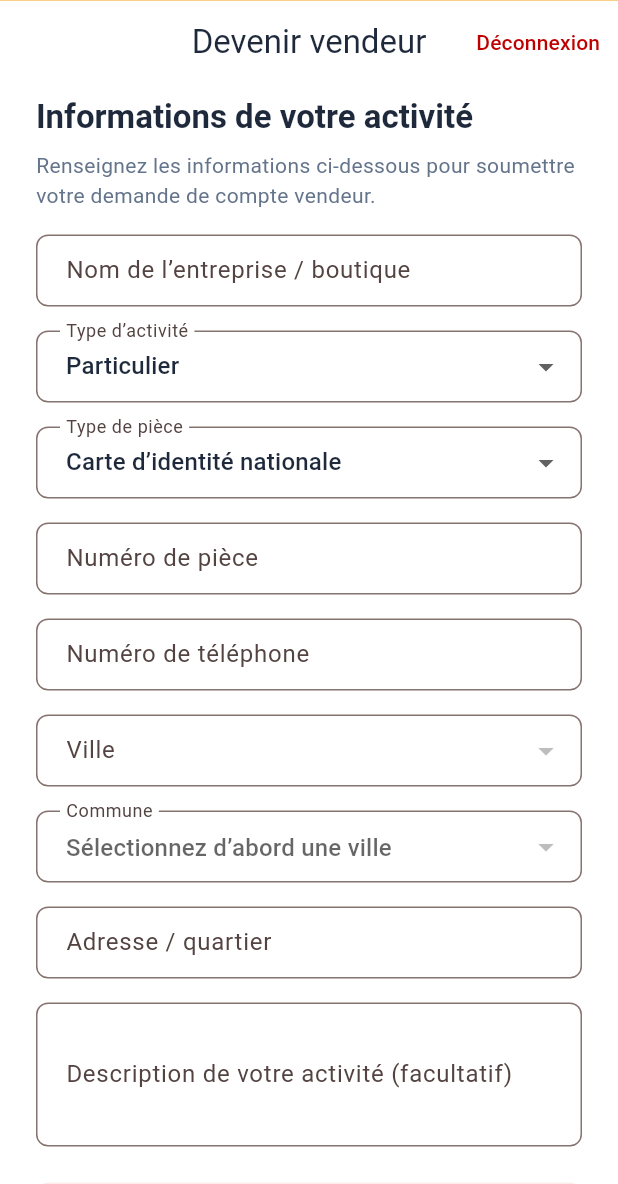
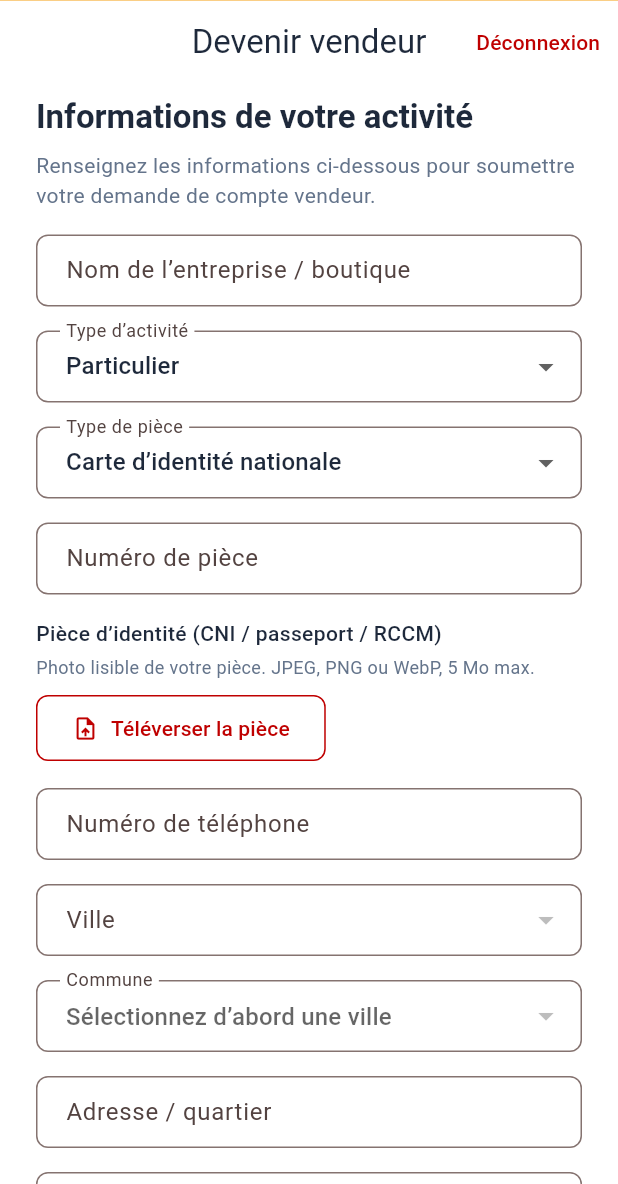
Before and after one commit to ipanga/teka-rdc, a Flutter app: the SellerApplicationScreen screen opened by its route, on a phone screen of 412 x 824 dp, the part 52-1236 px from its top. Run offline on Flutter 3.47's test engine with Material 3 defaults, Android fonts, the phone set to English and light mode, and no system bars; our stand-ins replace cached_network_image, connectivity_plus, dio, firebase_core, firebase_messaging, flutter_image_compress and 8 more; missing offline and left inert: posthog_flutter; accounts and stored records are empty; network calls fail.

Commit message:
feat(seller-mobile): KYC document upload on the application (P2c)
Initiative #1 Phase 2 (KYC) sub-PR P2c — mirrors seller-web P2b (#315).

- Repository: uploadDocument(File) — compress (image_compress) → multipart
  `document` → POST /v1/sellers/documents → returns the Cloudinary public_id;
  apply() now requires idDocumentCloudinaryId; SellerApplication model parses
  it for prefill.
- Screen: an image_picker document control after the ID number (upload / "✓ —
  Remplacer" / error states), blocks submit until a document is attached (and
  while uploading), passes idDocumentCloudinaryId to apply, and prefills the
  prior document on a REJECTED resubmit.

flutter analyze clean on all touched files; tests green.

Co-Authored-By: Claude Opus 4.8 (1M context) <noreply@anthropic.com>

```diff
--- a/apps/seller-mobile/lib/features/seller_application/presentation/screens/seller_application_screen.dart
+++ b/apps/seller-mobile/lib/features/seller_application/presentation/screens/seller_application_screen.dart
@@ -1,7 +1,10 @@
+import 'dart:io';
+
 import 'package:dio/dio.dart';
 import 'package:flutter/material.dart';
 import 'package:flutter_riverpod/flutter_riverpod.dart';
 import 'package:go_router/go_router.dart';
+import 'package:image_picker/image_picker.dart';
 import '../../../../core/theme/teka_colors.dart';
 import '../../../../core/utils/phone.dart';
 import '../../../auth/presentation/providers/auth_provider.dart';
@@ -27,13 +30,18 @@ class _SellerApplicationScreenState
   final _locationController = TextEditingController();
   final _descriptionController = TextEditingController();
 
+  final ImagePicker _picker = ImagePicker();
+
   String _businessType = 'individual';
   String _idType = 'national_id';
   String? _cityId;
   String? _communeId;
+  String? _idDocumentCloudinaryId;
 
   bool _loading = true;
   bool _submitting = false;
+  bool _uploadingDoc = false;
+  String? _docError;
   String? _error;
   SellerApplication? _application;
   List<CityOption> _cities = const [];
@@ -84,6 +92,7 @@ class _SellerApplicationScreenState
         _idType = app.idType ?? 'national_id';
         _cityId = app.cityId;
         _communeId = app.communeId;
+        _idDocumentCloudinaryId = app.idDocumentCloudinaryId;
       }
 
       // Load communes for a prefilled (REJECTED) city so the dropdown can
@@ -129,6 +138,39 @@ class _SellerApplicationScreenState
     }
   }
 
+  /// Pick the KYC document photo and upload it to the private folder.
+  Future<void> _pickDocument() async {
+    try {
+      final xFile = await _picker.pickImage(
+        source: ImageSource.gallery,
+        maxWidth: 1600,
+        maxHeight: 1600,
+        imageQuality: 85,
+      );
+      if (xFile == null) return;
+      setState(() {
+        _uploadingDoc = true;
+        _docError = null;
+      });
+      final cloudinaryId = await ref
+          .read(sellerApplicationRepositoryProvider)
+          .uploadDocument(File(xFile.path));
+      if (mounted) {
+        setState(() {
+          _idDocumentCloudinaryId = cloudinaryId;
+          _uploadingDoc = false;
+        });
+      }
+    } catch (_) {
+      if (mounted) {
+        setState(() {
+          _uploadingDoc = false;
+          _docError = 'Échec du téléchargement du document. Réessayez.';
+        });
+      }
+    }
+  }
+
   Future<void> _submit() async {
     if (!_formKey.currentState!.validate()) return;
 
@@ -142,6 +184,11 @@ class _SellerApplicationScreenState
     if (_cityId == null || _cityId!.isEmpty || _communeId == null) {
       setState(() =>
           _error = 'Veuillez sélectionner une ville et une commune.');
+      return;
+    }
+
+    if (_idDocumentCloudinaryId == null) {
+      setState(() => _error = 'Veuillez téléverser votre pièce d’identité.');
       return;
     }
 
@@ -160,6 +207,7 @@ class _SellerApplicationScreenState
             location: _locationController.text.trim(),
             cityId: _cityId,
             communeId: _communeId!,
+            idDocumentCloudinaryId: _idDocumentCloudinaryId!,
             description: _descriptionController.text.trim(),
           );
       // Refresh auth so /me reflects PENDING and the router gate keeps the
@@ -356,6 +404,57 @@ class _SellerApplicationScreenState
               },
             ),
             const SizedBox(height: 16),
+            // KYC document upload
+            Column(
+              crossAxisAlignment: CrossAxisAlignment.start,
+              children: [
+                const Text(
+                  'Pièce d’identité (CNI / passeport / RCCM)',
+                  style: TextStyle(fontWeight: FontWeight.w500),
+                ),
+                const SizedBox(height: 4),
+                const Text(
+                  'Photo lisible de votre pièce. JPEG, PNG ou WebP, 5 Mo max.',
+                  style: TextStyle(
+                    color: TekaColors.mutedForeground,
+                    fontSize: 12,
+                  ),
+                ),
+                const SizedBox(height: 8),
+                OutlinedButton.icon(
+                  onPressed: _uploadingDoc ? null : _pickDocument,
+                  icon: _uploadingDoc
+                      ? const SizedBox(
+                          height: 16,
+                          width: 16,
+                          child: CircularProgressIndicator(strokeWidth: 2),
+                        )
+                      : Icon(
+                          _idDocumentCloudinaryId != null
+                              ? Icons.check_circle_outline
+                              : Icons.upload_file_outlined,
+                        ),
+                  label: Text(
+                    _uploadingDoc
+                        ? 'Téléchargement...'
+                        : _idDocumentCloudinaryId != null
+                            ? 'Document téléchargé ✓ — Remplacer'
+                            : 'Téléverser la pièce',
+                  ),
+                ),
+                if (_docError != null) ...[
+                  const SizedBox(height: 4),
+                  Text(
+                    _docError!,
+                    style: const TextStyle(
+                      color: TekaColors.destructive,
+                      fontSize: 12,
+                    ),
+                  ),
+                ],
+              ],
+            ),
+            const SizedBox(height: 16),
             TextFormField(
               controller: _phoneController,
               keyboardType: TextInputType.phone,
@@ -445,7 +544,7 @@ class _SellerApplicationScreenState
             SizedBox(
               height: 48,
               child: ElevatedButton(
-                onPressed: _submitting ? null : _submit,
+                onPressed: (_submitting || _uploadingDoc) ? null : _submit,
                 child: _submitting
                     ? const SizedBox(
                         height: 20,
```
Also changed, not shown: apps/seller-mobile/lib/features/seller_application/data/seller_application_repository.dart (+24 -0 lines).
